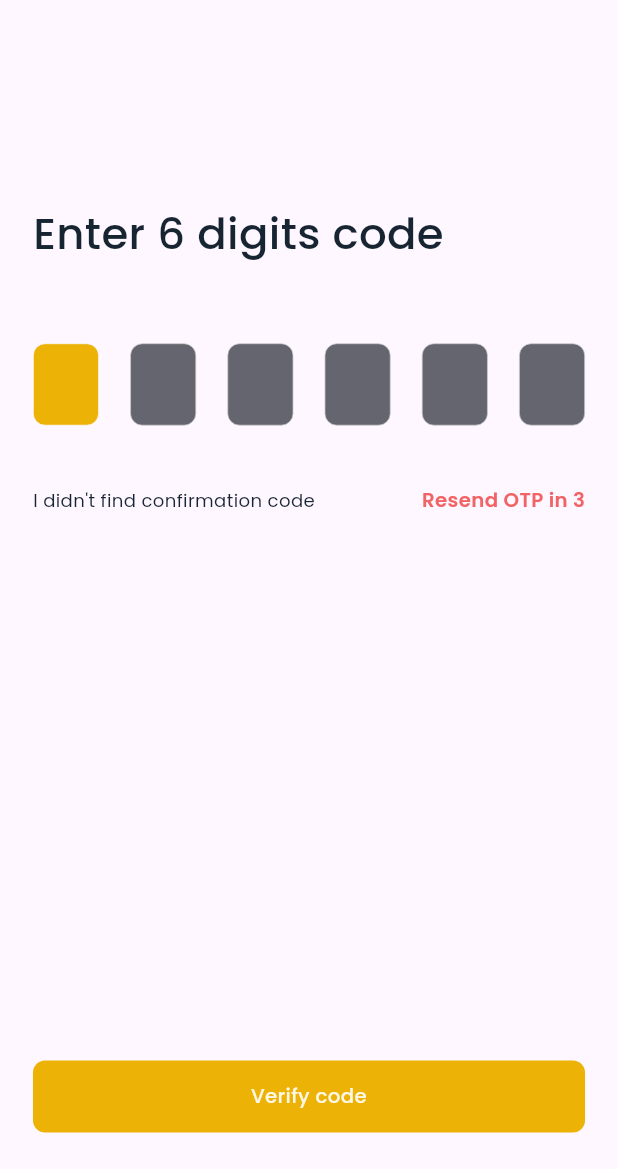
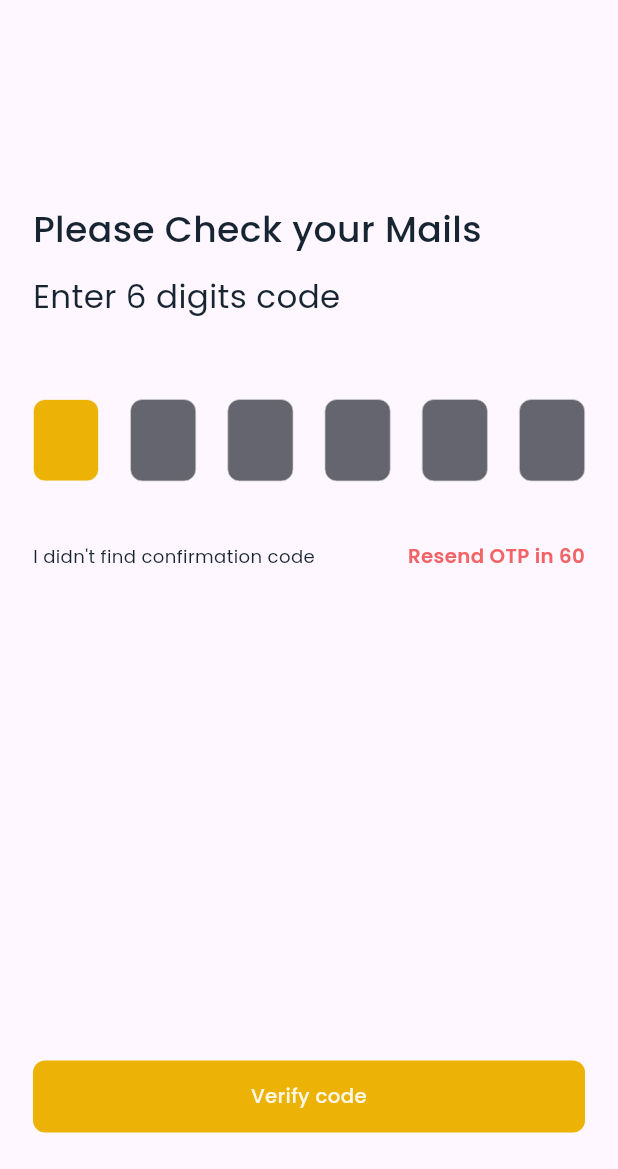
Before and after one commit to BilalN10/servey_app, a Flutter app: the OtpVerifiedScreen screen opened by its route, on a phone screen of 412 x 824 dp, the part 67-1236 px from its top. Run offline on Flutter 3.47's test engine with Material 3 defaults, Android fonts, the phone set to English and light mode, and no system bars; drawn by our look-alikes of pin_code_fields; our stand-ins replace connectivity_plus, flutter_screenutil, flutter_spinkit, flutter_widget_from_html, fluttertoast, get and 5 more; missing offline and left inert: language_picker, linear_progress_bar, translator; accounts and stored records are empty; network calls fail; project files that could hold a hidden picture were left out.

Commit message:
Fixed Some Issue

```diff
--- a/lib/View/Screen/AuthScreen/Controller/auth_controller.dart
+++ b/lib/View/Screen/AuthScreen/Controller/auth_controller.dart
@@ -25,7 +25,7 @@ class AuthController extends GetxController {
   }
 
   TextEditingController signInEmailController =
-      TextEditingController(text: kDebugMode ? "employee2@gmail.com" : "");
+      TextEditingController(text: kDebugMode ? "mdh95831@gmail.com" : "");
   TextEditingController signInPassController =
       TextEditingController(text: kDebugMode ? "1234567Rr" : "");
 
@@ -183,7 +183,7 @@ class AuthController extends GetxController {
   }
 
   ///=============================== Verify OTP Sign Up =============================
-  RxInt secondsRemaining = 3.obs;
+  RxInt secondsRemaining = 60.obs;
   late Timer timer;
 
   void startTimer() {
@@ -224,7 +224,7 @@ class AuthController extends GetxController {
         contentType: false);
 
     if (response.statusCode == 200) {
-      secondsRemaining.value = 3;
+      secondsRemaining.value = 60;
       startTimer();
       toastMessage(message: response.body["message"], color: Colors.green);
       navigator?.pop();
--- a/lib/View/Screen/AuthScreen/otp_verified_screen.dart
+++ b/lib/View/Screen/AuthScreen/otp_verified_screen.dart
@@ -48,9 +48,18 @@ class OtpVerifiedScreen extends StatelessWidget {
                       ///==============================Enter 4 digit code ===========================
                       CustomText(
                         textAlign: TextAlign.start,
+                        text: "Please Check your Mails",
+                        fontSize: 20.w,
+                        fontWeight: FontWeight.w500,
+                        bottom: 12.h,
+                      ),
+
+                      ///==============================Enter 4 digit code ===========================
+                      CustomText(
+                        textAlign: TextAlign.start,
                         text: "Enter 6 digits code",
-                        fontSize: 24.w,
-                        fontWeight: FontWeight.w500,
+                        fontSize: 18.w,
+                        // fontWeight: FontWeight.w500,
                         bottom: 12.h,
                       ),
 
--- a/lib/View/Screen/AuthScreen/sign_up.dart
+++ b/lib/View/Screen/AuthScreen/sign_up.dart
@@ -222,6 +222,8 @@ class SignUpScreen extends StatelessWidget {
                           ),
                         ),
                       ),
+
+
                     ],
                   ),
 
--- a/lib/View/widgets/custom_loader/custom_loader.dart
+++ b/lib/View/widgets/custom_loader/custom_loader.dart
@@ -2,14 +2,14 @@ import 'package:flutter/material.dart';
 import 'package:flutter_spinkit/flutter_spinkit.dart';
 import 'package:survey_markus/utils/AppColors/app_colors.dart';
 
-class CustomLoader extends StatelessWidget{
+class CustomLoader extends StatelessWidget {
   const CustomLoader({super.key});
 
   @override
-  Widget build(BuildContext context){
+  Widget build(BuildContext context) {
     return const Center(
       child: SpinKitCircle(
-        color:AppColors.blueNormalActive,
+        color: AppColors.blueNormalActive,
         size: 60.0,
       ),
     );
--- a/lib/core/app_routes/app_routes.dart
+++ b/lib/core/app_routes/app_routes.dart
@@ -18,7 +18,6 @@ import 'package:survey_markus/View/Screen/joined_company/joined_company.dart';
 import 'package:survey_markus/View/Screen/privacy_policy_screen/privacy_policy_screen.dart';
 import 'package:survey_markus/View/Screen/profile_screen/edit_profile_screen/edit_profile_screen.dart';
 import 'package:survey_markus/View/Screen/profile_screen/profile_screen.dart';
-import 'package:survey_markus/View/Screen/scan_qr_code_screen/scan_qr_code_screen.dart';
 import 'package:survey_markus/View/Screen/terms_and_condition_screen/terms_and_condition_screen.dart';
 
 class AppRoute {
@@ -87,7 +86,8 @@ class AppRoute {
     ///========================Profile=======================
     GetPage(name: editProfileScreen, page: () => EditProfileScreen()),
     GetPage(name: profileScreen, page: () => ProfileScreen()),
-    GetPage(name: scanQrCodeScreen, page: () => const ScanQrCodeScreen()),
+    //TODO Uncomment
+    // GetPage(name: scanQrCodeScreen, page: () => const ScanQrCodeScreen()),
     GetPage(name: privacyPolicyScreen, page: () => PrivacyPolicyScreen()),
     GetPage(
         name: termsAndConditionScreen, page: () => TermsAndConditionScreen()),
--- a/pubspec.yaml
+++ b/pubspec.yaml
@@ -57,7 +57,7 @@ dependencies:
   http: ^1.2.1
   change_app_package_name: ^1.3.0
   linear_progress_bar: ^1.1.1
-  flutter_barcode_scanner: ^2.0.0
+  # flutter_barcode_scanner: ^2.0.0
   syncfusion_flutter_charts: ^27.1.48
   pie_chart: ^5.4.0
   # chart_sparkline: ^1.0.15+1
```
Also changed, not shown: lib/View/Screen/joined_company/joined_company.dart (+14 -9 lines), lib/View/Screen/scan_qr_code_screen/scan_qr_code_screen.dart (+48 -48 lines), pubspec.lock, 2 other files.
